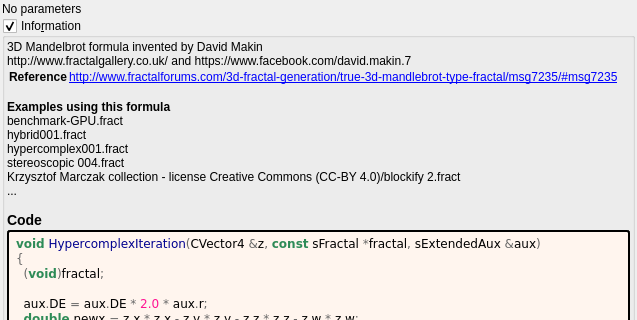
The window that mandelbulber2/formula/ui/hypercomplex.ui (buddhi1980/mandelbulber2) describes before a commit, drawn with Qt 5; both pictures show x 0 to 637 and y 0 to 320 of the 637 by 742 pixel window.
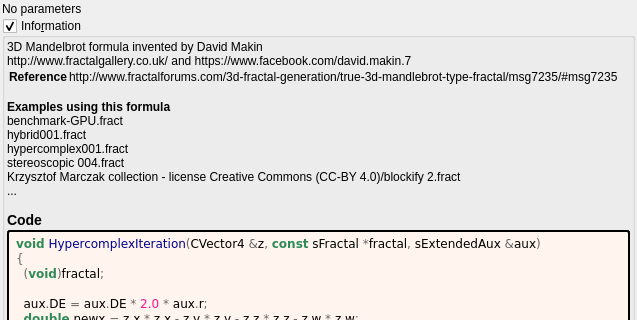
The same window after the commit. Custom widgets are drawn as their Qt base class.

Commit message:
docs: show fractalforums.com formula references as text
fractalforums.com is only partly online; fractalforums.org keeps a read-only
copy and the active forum. The formula information boxes now show
fractalforums.com references (and the wrapped lines that continue them) as
plain text. The links that remain are closed with </a>, which the generator
never wrote. The formula/ui files are regenerated with
tools/populate_ui_information.py.

```diff
--- a/mandelbulber2/formula/ui/hypercomplex.ui
+++ b/mandelbulber2/formula/ui/hypercomplex.ui
@@ -67,7 +67,7 @@
        <widget class="QLabel" name="label_information_general">
         <property name="text">
          <string notr="true">&lt;p&gt;3D Mandelbrot formula invented by David Makin&lt;br&gt;http://www.fractalgallery.co.uk/ and https://www.facebook.com/david.makin.7&lt;/p&gt;&lt;table&gt;
-&lt;tr&gt;&lt;th&gt;Reference&lt;/th&gt;&lt;td&gt;&lt;a href=&quot;http://www.fractalforums.com/3d-fractal-generation/true-3d-mandlebrot-type-fractal/msg7235/#msg7235&quot;&gt;http://www.fractalforums.com/3d-fractal-generation/true-3d-mandlebrot-type-fractal/msg7235/#msg7235&lt;br&gt;
+&lt;tr&gt;&lt;th&gt;Reference&lt;/th&gt;&lt;td&gt;http://www.fractalforums.com/3d-fractal-generation/true-3d-mandlebrot-type-fractal/msg7235/#msg7235&lt;br&gt;
 &lt;/td&gt;&lt;/tr&gt;
 &lt;/table&gt;
 &lt;br&gt;&lt;b&gt;Examples using this formula&lt;/b&gt;&lt;br&gt;benchmark-GPU.fract&lt;br&gt;hybrid001.fract&lt;br&gt;hypercomplex001.fract&lt;br&gt;stereoscopic 004.fract&lt;br&gt;Krzysztof Marczak collection - license Creative Commons (CC-BY 4.0)/blockify 2.fract&lt;br&gt;...&lt;h3&gt;Code&lt;/h3&gt;</string>
```
The commit also changes 202 other files.
